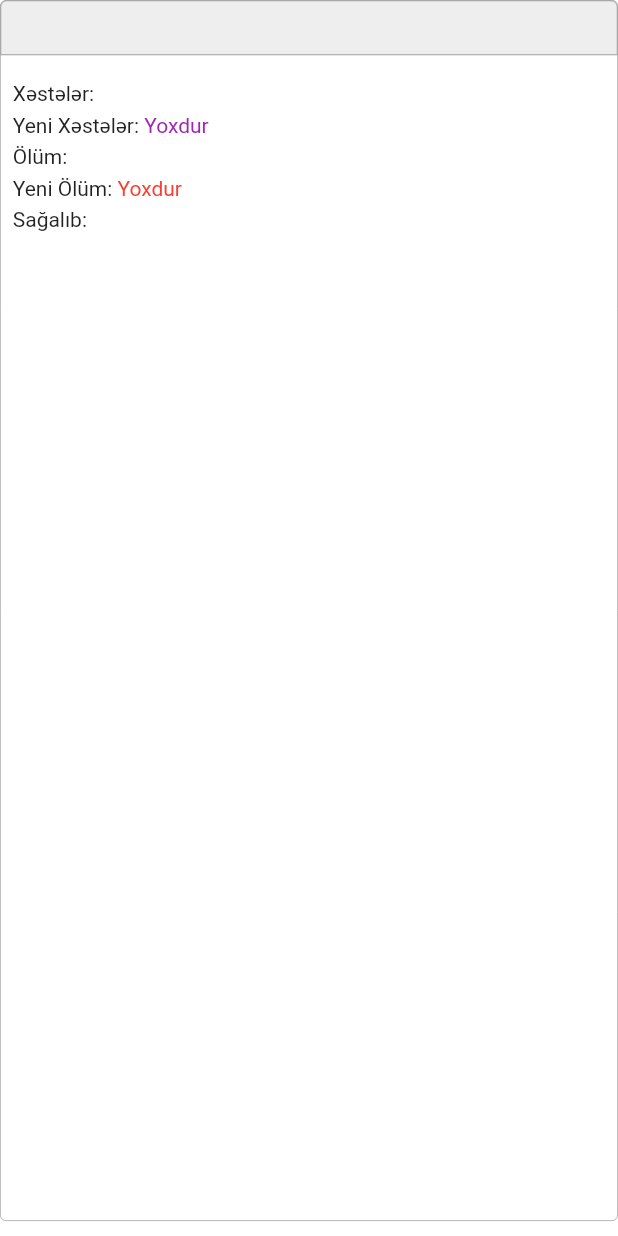
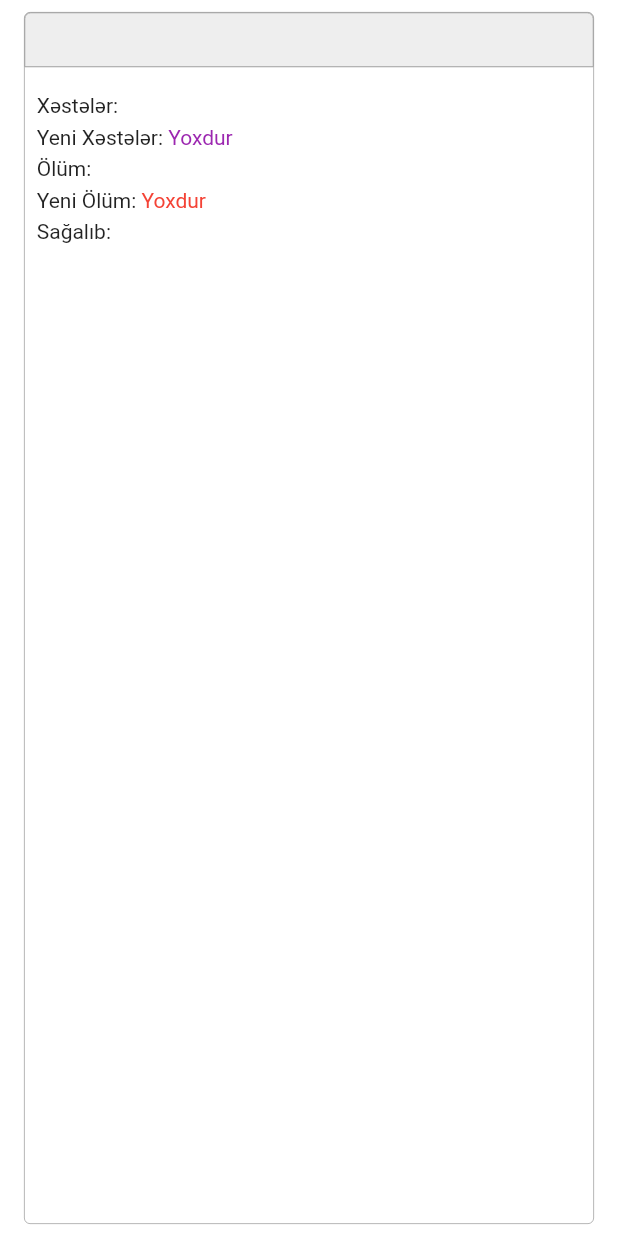
Before and after one commit to thisisyusub/Corona-Tracker, a Flutter app: the CountryItem widget shown alone on an empty page, opened directly with empty values, on a phone screen of 412 x 824 dp. Run offline on Flutter 3.47's test engine with Material 2 defaults, Android fonts, the phone set to English and light mode, and no system bars; our stand-ins replace equatable, flutter_bloc, flutter_html; network calls fail.

Commit message:
problems are fixed

```diff
--- a/corona_news/lib/presentation/widgets/country_item.dart
+++ b/corona_news/lib/presentation/widgets/country_item.dart
@@ -10,8 +10,9 @@ class CountryItem extends StatelessWidget {
   @override
   Widget build(BuildContext context) {
     return Container(
-      margin: EdgeInsets.only(
-        bottom: 10,
+      margin: EdgeInsets.symmetric(
+        horizontal: 16,
+        vertical: 8,
       ),
       width: double.infinity,
       decoration: BoxDecoration(
--- a/corona_news/lib/presentation/widgets/active_cases.dart
+++ b/corona_news/lib/presentation/widgets/custom_cases.dart
@@ -32,6 +32,10 @@ class CustomCases extends StatelessWidget {
   @override
   Widget build(BuildContext context) {
     return Container(
+      margin: EdgeInsets.symmetric(
+        horizontal: 16,
+        vertical: 8,
+      ),
       decoration: BoxDecoration(
         border: Border.all(
           color: Colors.grey,
--- a/corona_news/lib/presentation/widgets/world_rate_bar.dart
+++ b/corona_news/lib/presentation/widgets/world_rate_bar.dart
@@ -10,6 +10,10 @@ class WorldRateBar extends StatelessWidget {
   @override
   Widget build(BuildContext context) {
     return Container(
+      margin: EdgeInsets.symmetric(
+        horizontal: 16,
+        vertical: 8,
+      ),
       decoration: BoxDecoration(
         border: Border.all(
           color: Colors.grey,
```
Also changed, not shown: corona_news/lib/main.dart (+4 -4 lines), corona_news/lib/presentation/pages/country_stat_page.dart (+5 -7 lines), corona_news/lib/presentation/pages/home_page.dart (+4 -10 lines).
